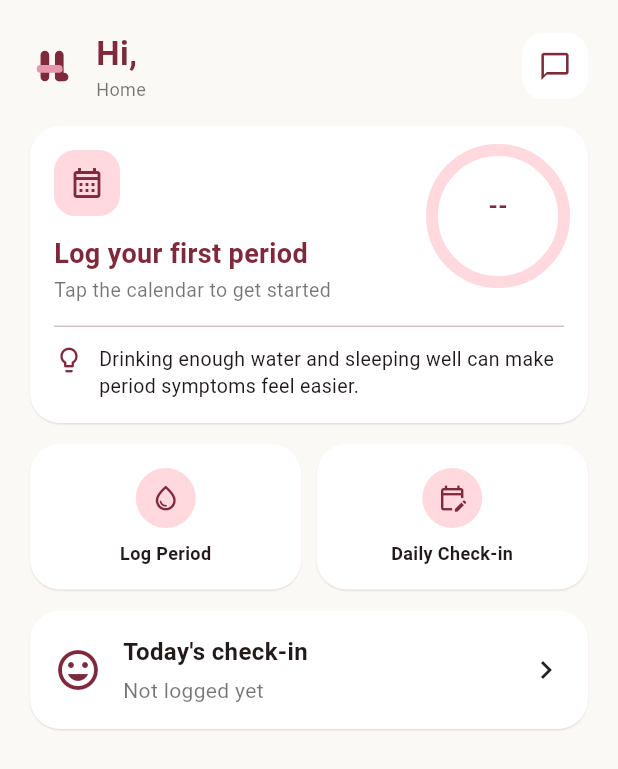
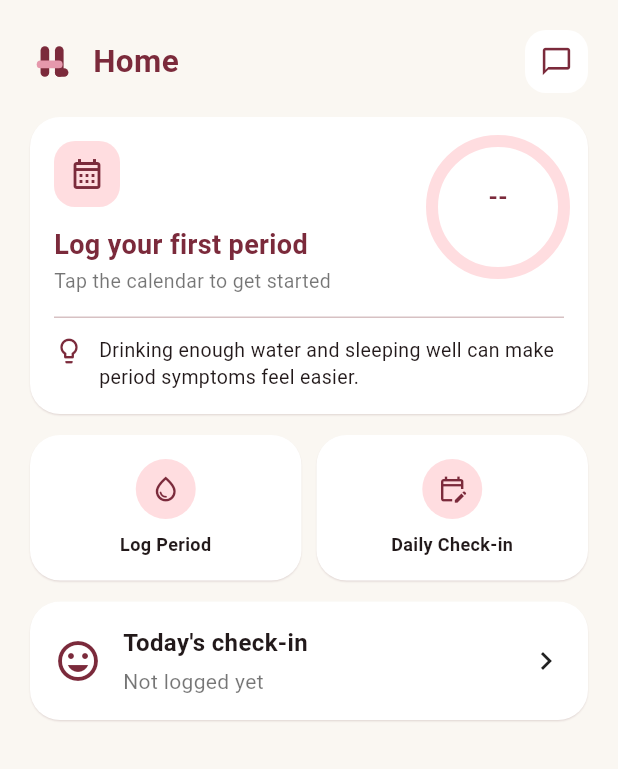
Before and after one commit to garimatilwankar/HerLife, a Flutter app: the HomeTab screen opened directly, on a phone screen of 412 x 824 dp. Shown: the top 769 px of the screen. Run offline on Flutter 3.47's test engine with Material 3 defaults, Android fonts, the phone set to English and light mode, and no system bars; our stand-ins replace dio, flutter_secure_storage, shared_preferences; accounts and stored records are empty; network calls fail; Roboto replaces fonts that are missing (sans).

Commit message:
feat(ui): single-line header with tab titles

```diff
--- a/lib/screens/tabs/ui.dart
+++ b/lib/screens/tabs/ui.dart
@@ -5,11 +5,10 @@ import 'package:herlife/services/profile_service.dart';
 import 'package:herlife/services/tracking_service.dart';
 import 'package:shared_preferences/shared_preferences.dart';
 import 'package:herlife/widgets/herlife_logo.dart';
-
-const kWine = Color(0xFF7E2A3C);
-const kBlush = Color(0xFFFFD9DE);
-const kBg = Color(0xFFFBF9F6);
-
+import 'package:herlife/core/design_tokens.dart';
+const kWine = HL.wine;
+const kBlush = HL.blush;
+const kBg = HL.cream;
 class AppCard extends StatelessWidget {
   final Widget child;
   final VoidCallback? onTap;
--- a/lib/widgets/herlife_header.dart
+++ b/lib/widgets/herlife_header.dart
@@ -7,16 +7,30 @@ import 'package:herlife/services/profile_service.dart';
 import 'package:herlife/widgets/herlife_logo.dart';
 import 'package:shared_preferences/shared_preferences.dart';
 
-/// The one header used by every tab: logo, name, life stage and Ask button.
+/// The one header used by every tab, all on ONE line:
+/// [HL logo] [title ........] [stage chip] [Ask button]
+///
+/// Home:   const HerLifeHeader()                      -> "Hi, Garima"
+/// Others: const HerLifeHeader(title: 'Track')        -> "Track"
 class HerLifeHeader extends StatefulWidget {
-  /// Only shown if the user has no stage yet.
+  /// null means Home: shows "Hi, <name>".
+  final String? title;
+
+  /// Old parameter, kept so screens you haven't updated yet still compile.
+  /// It is treated as the title. Switch these to `title:` when you can.
   final String? subtitle;
+
   final bool showAsk;
 
   /// Add 1 to this number to make every header reload the name and stage.
   static final ValueNotifier<int> reload = ValueNotifier<int>(0);
 
-  const HerLifeHeader({super.key, this.subtitle, this.showAsk = true});
+  const HerLifeHeader({
+    super.key,
+    this.title,
+    this.subtitle,
+    this.showAsk = true,
+  });
 
   @override
   State<HerLifeHeader> createState() => _HerLifeHeaderState();
@@ -62,35 +76,51 @@ class _HerLifeHeaderState extends State<HerLifeHeader> {
 
   @override
   Widget build(BuildContext context) {
-    final line = _stage ?? widget.subtitle;
+    final title =
+        widget.title ?? widget.subtitle ?? 'Hi, ${_name ?? 'there'}';
 
     return Row(
       children: [
         const HerLifeLogoMark(size: 32),
-        const SizedBox(width: 12),
+        const SizedBox(width: 10),
         Expanded(
-          child: Column(
-            crossAxisAlignment: CrossAxisAlignment.start,
-            children: [
-              Text(
-                'Hi, ${_name ?? 'there'}',
+          child: Text(
+            title,
+            maxLines: 1,
+            overflow: TextOverflow.ellipsis,
+            style: const TextStyle(
+              fontSize: 21,
+              fontWeight: FontWeight.bold,
+              color: kWine,
+            ),
+          ),
+        ),
+        if (_stage != null) ...[
+          const SizedBox(width: 8),
+          ConstrainedBox(
+            constraints: const BoxConstraints(maxWidth: 112),
+            child: Container(
+              padding: const EdgeInsets.symmetric(horizontal: 10, vertical: 5),
+              decoration: BoxDecoration(
+                color: kBlush,
+                borderRadius: BorderRadius.circular(20),
+              ),
+              child: Text(
+                _stage!,
                 maxLines: 1,
+                softWrap: false,
                 overflow: TextOverflow.ellipsis,
                 style: const TextStyle(
-                  fontSize: 22,
-                  fontWeight: FontWeight.bold,
+                  fontSize: 11,
+                  fontWeight: FontWeight.w700,
                   color: kWine,
                 ),
               ),
-              if (line != null)
-                Text(
-                  line,
-                  style: const TextStyle(fontSize: 12, color: Colors.black54),
-                ),
-            ],
+            ),
           ),
-        ),
-        if (widget.showAsk)
+        ],
+        if (widget.showAsk) ...[
+          const SizedBox(width: 8),
           Material(
             color: Colors.white,
             borderRadius: BorderRadius.circular(14),
@@ -98,11 +128,12 @@ class _HerLifeHeaderState extends State<HerLifeHeader> {
               onTap: _openAsk,
               borderRadius: BorderRadius.circular(14),
               child: const Padding(
-                padding: EdgeInsets.all(11),
+                padding: EdgeInsets.all(10),
                 child: Icon(Icons.chat_bubble_outline, color: kWine, size: 22),
               ),
             ),
           ),
+        ],
       ],
     );
   }
```
